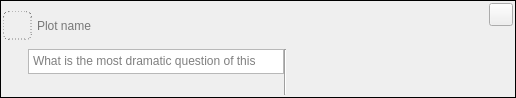
The window that ui/plot_widget.ui (zkovari/plotlyst) describes before a commit, drawn with Qt 5.
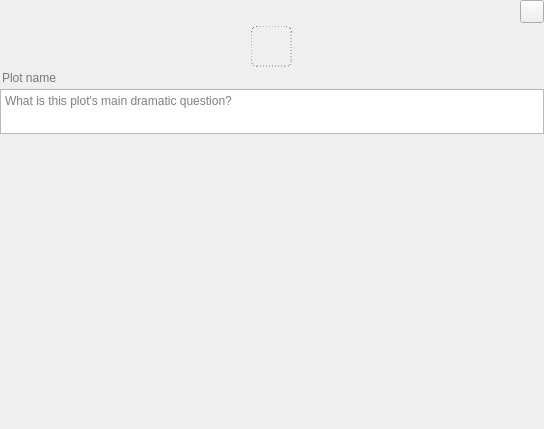
The same window after the commit. Custom widgets are drawn as their Qt base class.

Commit message: Renovate plot widget (#494)

Diff of the .ui file:
```diff
--- a/ui/plot_widget.ui
+++ b/ui/plot_widget.ui
@@ -6,8 +6,8 @@
    <rect>
     <x>0</x>
     <y>0</y>
-    <width>516</width>
-    <height>98</height>
+    <width>544</width>
+    <height>429</height>
    </rect>
   </property>
   <property name="sizePolicy">
@@ -20,30 +20,32 @@
    <string>Frame</string>
   </property>
   <property name="frameShape">
-   <enum>QFrame::Box</enum>
+   <enum>QFrame::NoFrame</enum>
   </property>
   <layout class="QVBoxLayout" name="verticalLayout">
    <property name="spacing">
-    <number>0</number>
-   </property>
-   <property name="leftMargin">
-    <number>2</number>
-   </property>
-   <property name="topMargin">
-    <number>2</number>
-   </property>
-   <property name="rightMargin">
-    <number>2</number>
-   </property>
-   <property name="bottomMargin">
-    <number>2</number>
-   </property>
-   <item>
-    <layout class="QHBoxLayout" name="horizontalLayout">
-     <property name="spacing">
       <number>3</number>
      </property>
-     <item alignment="Qt::AlignLeft">
+   <property name="leftMargin">
+    <number>0</number>
+   </property>
+   <property name="topMargin">
+    <number>0</number>
+   </property>
+   <property name="rightMargin">
+    <number>0</number>
+   </property>
+   <property name="bottomMargin">
+    <number>0</number>
+   </property>
+   <item alignment="Qt::AlignRight">
+    <widget class="RemovalButton" name="btnRemove">
+     <property name="focusPolicy">
+      <enum>Qt::ClickFocus</enum>
+     </property>
+    </widget>
+   </item>
+   <item alignment="Qt::AlignHCenter">
       <widget class="QToolButton" name="btnPlotIcon">
        <property name="cursor">
         <cursorShape>PointingHandCursor</cursorShape>
@@ -70,13 +72,13 @@
        </property>
        <property name="iconSize">
         <size>
-         <width>24</width>
-         <height>24</height>
+       <width>36</width>
+       <height>36</height>
         </size>
        </property>
       </widget>
      </item>
-     <item alignment="Qt::AlignLeft">
+   <item>
       <widget class="QLineEdit" name="lineName">
        <property name="styleSheet">
         <string notr="true">QLineEdit {
@@ -93,34 +95,7 @@
       </widget>
      </item>
      <item>
-      <spacer name="horizontalSpacer">
-       <property name="orientation">
-        <enum>Qt::Horizontal</enum>
-       </property>
-       <property name="sizeHint" stdset="0">
-        <size>
-         <width>40</width>
-         <height>20</height>
-        </size>
-       </property>
-      </spacer>
-     </item>
-     <item alignment="Qt::AlignTop">
-      <widget class="RemovalButton" name="btnRemove">
-       <property name="focusPolicy">
-        <enum>Qt::ClickFocus</enum>
-       </property>
-      </widget>
-     </item>
-    </layout>
-   </item>
-   <item>
-    <layout class="QHBoxLayout" name="horizontalLayout_2">
-     <property name="leftMargin">
-      <number>25</number>
-     </property>
-     <item alignment="Qt::AlignTop">
-      <widget class="AutoAdjustableTextEdit" name="textQuestion">
+    <widget class="QTextEdit" name="textQuestion">
        <property name="sizePolicy">
         <sizepolicy hsizetype="Expanding" vsizetype="Maximum">
          <horstretch>0</horstretch>
@@ -130,24 +105,17 @@
        <property name="minimumSize">
         <size>
          <width>0</width>
-         <height>25</height>
+       <height>45</height>
         </size>
        </property>
        <property name="maximumSize">
         <size>
          <width>700</width>
-         <height>25</height>
+       <height>45</height>
         </size>
        </property>
        <property name="placeholderText">
-        <string>What is the most dramatic question of this plot?</string>
-       </property>
-      </widget>
-     </item>
-     <item>
-      <widget class="Line" name="line">
-       <property name="orientation">
-        <enum>Qt::Vertical</enum>
+      <string>What is this plot's main dramatic question?</string>
        </property>
       </widget>
      </item>
@@ -161,16 +129,249 @@
        </property>
       </widget>
      </item>
-    </layout>
+   <item>
+    <widget class="QWidget" name="wdgButtons" native="true">
+     <property name="styleSheet">
+      <string notr="true">QToolButton {
+	border-radius: 19px;
+	border: 1px hidden lightgrey;
+	padding: 2px;
+}
+
+QToolButton:hover {
+	background: lightgrey;
+}</string>
+     </property>
+     <layout class="QVBoxLayout" name="verticalLayout_2">
+      <property name="spacing">
+       <number>0</number>
+      </property>
+      <property name="leftMargin">
+       <number>0</number>
+      </property>
+      <property name="topMargin">
+       <number>0</number>
+      </property>
+      <property name="rightMargin">
+       <number>0</number>
+      </property>
+      <property name="bottomMargin">
+       <number>0</number>
+      </property>
+      <item>
+       <layout class="QHBoxLayout" name="horizontalLayout_2">
+        <item>
+         <widget class="QToolButton" name="btnGoal">
+          <property name="cursor">
+           <cursorShape>PointingHandCursor</cursorShape>
+          </property>
+          <property name="toolTip">
+           <string>Goal</string>
+          </property>
+          <property name="text">
+           <string/>
+          </property>
+          <property name="iconSize">
+           <size>
+            <width>32</width>
+            <height>32</height>
+           </size>
+          </property>
+          <property name="checkable">
+           <bool>true</bool>
+          </property>
+          <attribute name="buttonGroup">
+           <string notr="true">buttonGroup</string>
+          </attribute>
+         </widget>
+        </item>
+        <item>
+         <widget class="QToolButton" name="btnAntagonist">
+          <property name="cursor">
+           <cursorShape>PointingHandCursor</cursorShape>
+          </property>
+          <property name="toolTip">
+           <string>Antagonist</string>
+          </property>
+          <property name="text">
+           <string/>
+          </property>
+          <property name="iconSize">
+           <size>
+            <width>32</width>
+            <height>32</height>
+           </size>
+          </property>
+          <property name="checkable">
+           <bool>true</bool>
+          </property>
+          <attribute name="buttonGroup">
+           <string notr="true">buttonGroup</string>
+          </attribute>
+         </widget>
+        </item>
+        <item>
+         <widget class="QToolButton" name="btnConflict">
+          <property name="cursor">
+           <cursorShape>PointingHandCursor</cursorShape>
+          </property>
+          <property name="toolTip">
+           <string>Conflict</string>
+          </property>
+          <property name="text">
+           <string/>
+          </property>
+          <property name="iconSize">
+           <size>
+            <width>32</width>
+            <height>32</height>
+           </size>
+          </property>
+          <property name="checkable">
+           <bool>true</bool>
+          </property>
+          <attribute name="buttonGroup">
+           <string notr="true">buttonGroup</string>
+          </attribute>
+         </widget>
+        </item>
+        <item>
+         <widget class="QToolButton" name="btnConsequences">
+          <property name="cursor">
+           <cursorShape>PointingHandCursor</cursorShape>
+          </property>
+          <property name="toolTip">
+           <string>Consequences</string>
+          </property>
+          <property name="text">
+           <string/>
+          </property>
+          <property name="iconSize">
+           <size>
+            <width>32</width>
+            <height>32</height>
+           </size>
+          </property>
+          <property name="checkable">
+           <bool>true</bool>
+          </property>
+          <attribute name="buttonGroup">
+           <string notr="true">buttonGroup</string>
+          </attribute>
+         </widget>
+        </item>
+       </layout>
+      </item>
+      <item>
+       <layout class="QHBoxLayout" name="horizontalLayout_3">
+        <item>
+         <widget class="QToolButton" name="btnProgress">
+          <property name="cursor">
+           <cursorShape>PointingHandCursor</cursorShape>
+          </property>
+          <property name="toolTip">
+           <string>Progress</string>
+          </property>
+          <property name="text">
+           <string/>
+          </property>
+          <property name="iconSize">
+           <size>
+            <width>32</width>
+            <height>32</height>
+           </size>
+          </property>
+          <property name="checkable">
+           <bool>true</bool>
+          </property>
+          <attribute name="buttonGroup">
+           <string notr="true">buttonGroup</string>
+          </attribute>
+         </widget>
+        </item>
+        <item>
+         <widget class="QToolButton" name="btnSetback">
+          <property name="cursor">
+           <cursorShape>PointingHandCursor</cursorShape>
+          </property>
+          <property name="toolTip">
+           <string>Setback</string>
+          </property>
+          <property name="text">
+           <string/>
+          </property>
+          <property name="iconSize">
+           <size>
+            <width>32</width>
+            <height>32</height>
+           </size>
+          </property>
+          <property name="checkable">
+           <bool>true</bool>
+          </property>
+          <attribute name="buttonGroup">
+           <string notr="true">buttonGroup</string>
+          </attribute>
+         </widget>
+        </item>
+        <item>
+         <widget class="QToolButton" name="btnTurns">
+          <property name="cursor">
+           <cursorShape>PointingHandCursor</cursorShape>
+          </property>
+          <property name="toolTip">
+           <string>Turns</string>
+          </property>
+          <property name="text">
+           <string/>
+          </property>
+          <property name="iconSize">
+           <size>
+            <width>32</width>
+            <height>32</height>
+           </size>
+          </property>
+          <property name="checkable">
+           <bool>true</bool>
+          </property>
+          <attribute name="buttonGroup">
+           <string notr="true">buttonGroup</string>
+          </attribute>
+         </widget>
+        </item>
+       </layout>
+      </item>
+      <item alignment="Qt::AlignHCenter">
+       <widget class="QToolButton" name="btnCrisis">
+        <property name="cursor">
+         <cursorShape>PointingHandCursor</cursorShape>
+        </property>
+        <property name="toolTip">
+         <string>Crisis</string>
+        </property>
+        <property name="text">
+         <string/>
+        </property>
+        <property name="iconSize">
+         <size>
+          <width>32</width>
+          <height>32</height>
+         </size>
+        </property>
+        <property name="checkable">
+         <bool>true</bool>
+        </property>
+        <attribute name="buttonGroup">
+         <string notr="true">buttonGroup</string>
+        </attribute>
+       </widget>
+      </item>
+     </layout>
+    </widget>
    </item>
   </layout>
  </widget>
  <customwidgets>
-  <customwidget>
-   <class>AutoAdjustableTextEdit</class>
-   <extends>QTextEdit</extends>
-   <header>src.main.python.plotlyst.view.widget.input</header>
-  </customwidget>
   <customwidget>
    <class>RemovalButton</class>
    <extends>QToolButton</extends>
```
Left out of the diff: 7 changed lines with no effect on the pictures. Lines whose indentation alone changed are shown as unchanged. The commit also changes 15 other files.
